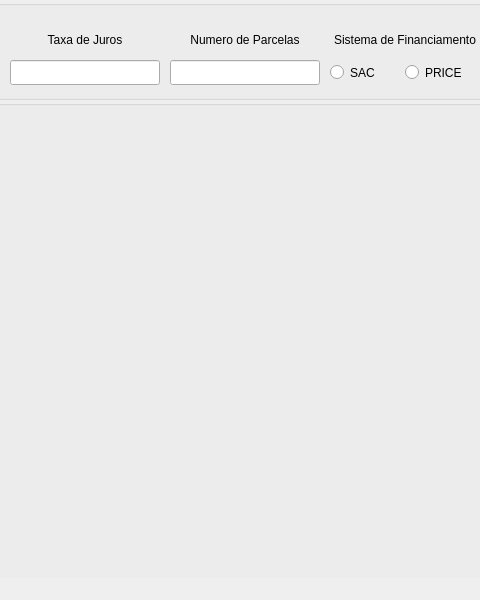
This is calculadorafinanceira/view/CalculadoraFinanciamentoView.ui in igcarvalhaes/calculadora-financeira as Qt 5 draws it before an edit; both pictures show x 160 to 640 and y 0 to 600 of the 800 by 600 pixel window. The edited form follows.
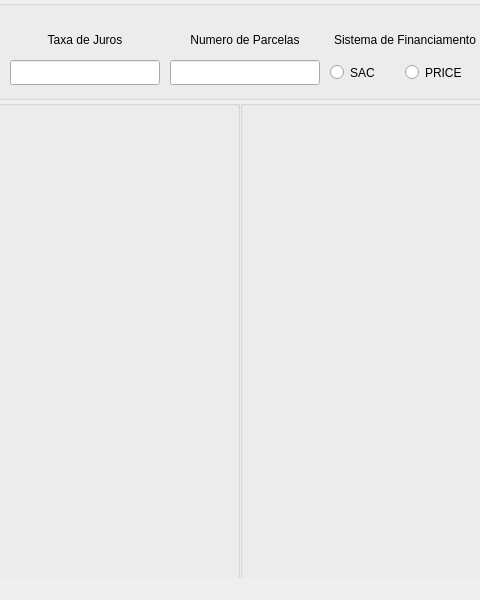
This is the edited form.

```diff
--- a/calculadorafinanceira/view/CalculadoraFinanciamentoView.ui
+++ b/calculadorafinanceira/view/CalculadoraFinanciamentoView.ui
@@ -178,7 +178,20 @@
      <rect>
       <x>0</x>
       <y>100</y>
-      <width>800</width>
+      <width>400</width>
+      <height>500</height>
+     </rect>
+    </property>
+    <property name="title">
+     <string/>
+    </property>
+   </widget>
+   <widget class="QGroupBox" name="groupBoxResultado2">
+    <property name="geometry">
+     <rect>
+      <x>400</x>
+      <y>100</y>
+      <width>400</width>
       <height>500</height>
      </rect>
     </property>
```
Left out of the diff: 2 changed lines with no effect on the pictures.
